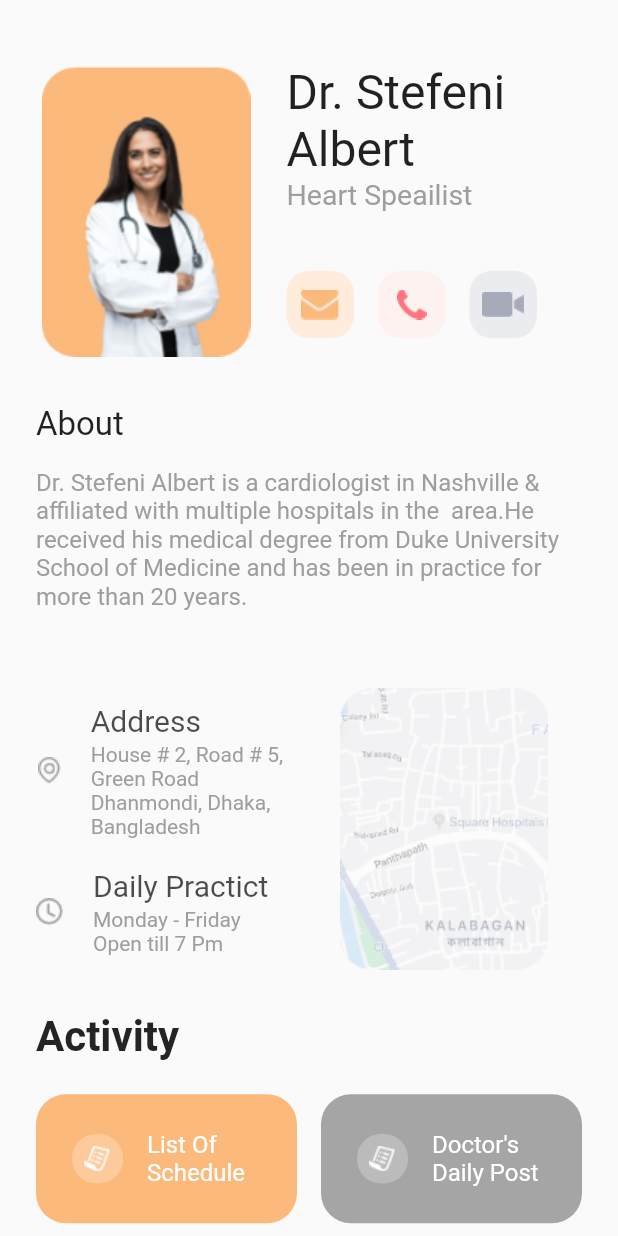
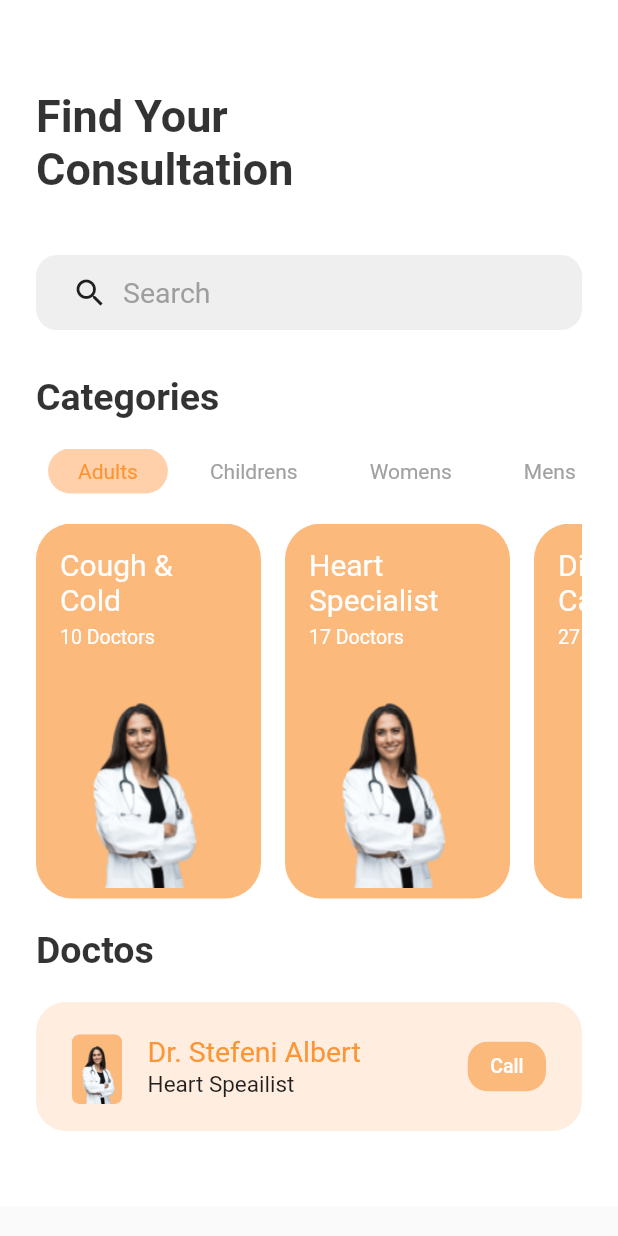
Before and after one commit to hieunn-0931/home_work, a Flutter app: the screen it shows after launch, on a phone screen of 412 x 824 dp. Run offline on Flutter 3.47's test engine with Material 2 defaults, Android fonts, the phone set to English and light mode, and no system bars.

Commit message:
HomeWork day 2

```diff
--- /dev/null
+++ b/lib/data.dart
@@ -0,0 +1,37 @@
+import 'package:flutter_app/speciality.dart';
+import 'package:flutter/cupertino.dart';
+
+List<SpecialityModel> getSpeciality(){
+
+  List<SpecialityModel> specialities = new List<SpecialityModel>();
+  SpecialityModel specialityModel = new SpecialityModel();
+
+  //1
+  specialityModel.noOfDoctors = 10;
+  specialityModel.speciality = "Cough & Cold";
+  specialityModel.imgAssetPath = "assets/doctor_pic2.png";
+  specialityModel.backgroundColor = Color(0xffFBB97C);
+  specialities.add(specialityModel);
+
+  specialityModel = new SpecialityModel();
+
+  //2
+  specialityModel.noOfDoctors = 17;
+  specialityModel.speciality = "Heart Specialist";
+  specialityModel.imgAssetPath = "assets/doctor_pic2.png";
+  specialityModel.backgroundColor = Color(0xffFBB97C);
+  specialities.add(specialityModel);
+
+  specialityModel = new SpecialityModel();
+
+  //3
+  specialityModel.noOfDoctors = 27;
+  specialityModel.speciality = "Diabetes Care";
+  specialityModel.imgAssetPath = "assets/doctor_pic2.png";
+  specialityModel.backgroundColor = Color(0xffFBB97C);
+  specialities.add(specialityModel);
+
+  specialityModel = new SpecialityModel();
+
+  return specialities;
+}
--- a/lib/doctor_info.dart
+++ b/lib/doctor_info.dart
@@ -9,9 +9,17 @@ class _DoctorsInfoState extends State<DoctorsInfo> {
   @override
   Widget build(BuildContext context) {
     return Scaffold(
+      appBar: AppBar(
+        backgroundColor: Colors.transparent,
+        elevation: 0.0,
+        brightness: Brightness.light,
+        iconTheme: IconThemeData(
+            color: Colors.black87
+        ),
+      ),
       body: SingleChildScrollView(
-        child: Padding(
-          padding: EdgeInsets.symmetric(vertical: 24, horizontal: 24),
+        child: Container(
+          padding: EdgeInsets.symmetric(horizontal: 24),
           child: Column(
             crossAxisAlignment: CrossAxisAlignment.start,
             children: <Widget>[
@@ -185,7 +193,7 @@ Open till 7 Pm''',
                             child: Text(
                               "List Of Schedule",
                               style: TextStyle(color: Colors.white,
-                                  fontSize: 16),
+                                  fontSize: 17),
                             ),
                           )
                         ],
@@ -217,7 +225,7 @@ Open till 7 Pm''',
                             child: Text(
                               "Doctor's Daily Post",
                               style: TextStyle(color: Colors.white,
-                                  fontSize: 16),
+                                  fontSize: 17),
                             ),
                           )
                         ],
--- /dev/null
+++ b/lib/home.dart
@@ -0,0 +1,246 @@
+import 'package:flutter_app/data.dart';
+import 'package:flutter_app/speciality.dart';
+import 'package:flutter_app/doctor_info.dart';
+import 'package:flutter/material.dart';
+
+String selectedCategorie= "Adults";
+
+class HomePage extends StatefulWidget {
+  @override
+  _HomePageState createState() => _HomePageState();
+}
+
+class _HomePageState extends State<HomePage> {
+
+  List<String> categories = ["Adults","Childrens","Womens","Mens"];
+
+  List<SpecialityModel> specialities;
+
+  @override
+  void initState() {
+    super.initState();
+
+    specialities = getSpeciality();
+  }
+
+  @override
+  Widget build(BuildContext context) {
+    return Scaffold(
+      drawer: Drawer(
+          child: Container()// Populate the Drawer in the next step.
+      ),
+      body: SingleChildScrollView(
+        child: Container(
+          color: Colors.white,
+          padding: EdgeInsets.symmetric(vertical: 50,horizontal: 24),
+          child: Column(
+            crossAxisAlignment: CrossAxisAlignment.start,
+            children: <Widget>[
+              SizedBox(height: 10,),
+              Text("Find Your \nConsultation", style: TextStyle(
+                  color: Colors.black87.withOpacity(0.8),
+                  fontSize: 30,
+                  fontWeight: FontWeight.w600
+              ),),
+              SizedBox(height: 40,),
+              Container(
+                padding: EdgeInsets.symmetric(horizontal: 24),
+                height: 50,
+                decoration: BoxDecoration(
+                    color: Color(0xffEFEFEF),
+                    borderRadius: BorderRadius.circular(14)
+                ),
+                child: Row(
+                  children: <Widget>[
+                    Icon(Icons.search),
+                    SizedBox(width: 10,),
+                    Text("Search", style: TextStyle(
+                        color: Colors.grey,
+                        fontSize: 19
+                    ),)
+                  ],
+                ),
+              ),
+              SizedBox(height: 30,),
+              Text("Categories", style: TextStyle(
+                  color: Colors.black87.withOpacity(0.8),
+                  fontSize: 25,
+                  fontWeight: FontWeight.w600
+              ),),
+              SizedBox(height: 20,),
+              Container(
+                height: 30,
+                child: ListView.builder(
+                    itemCount: categories.length,
+                    shrinkWrap: true,
+                    physics: ClampingScrollPhysics(),
+                    scrollDirection: Axis.horizontal,
+                    itemBuilder: (context, index){
+                      return CategorieTile(
+                        categorie: categories[index],
+                        isSelected: selectedCategorie == categories[index],
+                        context: this,
+                      );
+                    }),
+              ),
+              SizedBox(height: 20,),
+              Container(
+                height: 250,
+                child: ListView.builder(
+                    itemCount: specialities.length,
+                    shrinkWrap: true,
+                    physics: ClampingScrollPhysics(),
+                    scrollDirection: Axis.horizontal,
+                    itemBuilder: (context, index){
+                      return SpecialistTile(
+                        imgAssetPath: specialities[index].imgAssetPath,
+                        speciality: specialities[index].speciality,
+                        noOfDoctors: specialities[index].noOfDoctors,
+                        backColor: specialities[index].backgroundColor,
+                      );
+                    }),
+              ),
+              SizedBox(height: 20,),
+              Text("Doctos", style: TextStyle(
+                  color: Colors.black87.withOpacity(0.8),
+                  fontSize: 25,
+                  fontWeight: FontWeight.w600
+              ),),
+              SizedBox(height: 20,),
+              DoctorsTile()
+            ],
+          ),
+        ),
+      ),
+    );
+  }
+}
+
+class CategorieTile extends StatefulWidget {
+
+  final String categorie;
+  final bool isSelected;
+  _HomePageState context;
+  CategorieTile({this.categorie, this.isSelected,this.context});
+
+  @override
+  _CategorieTileState createState() => _CategorieTileState();
+}
+
+class _CategorieTileState extends State<CategorieTile> {
+  @override
+  Widget build(BuildContext context) {
+    return GestureDetector(
+      onTap: (){
+        widget.context.setState(() {
+          selectedCategorie = widget.categorie;
+        });
+      },
+      child: Container(
+        alignment: Alignment.center,
+        padding: EdgeInsets.symmetric(horizontal: 20),
+        margin: EdgeInsets.only(left: 8),
+        height: 30,
+        decoration: BoxDecoration(
+            color: widget.isSelected ? Color(0xffFFD0AA) : Colors.white,
+            borderRadius: BorderRadius.circular(30)
+        ),
+        child: Text(widget.categorie, style: TextStyle(
+            color: widget.isSelected ?  Color(0xffFC9535) : Color(0xffA1A1A1)
+        ),),
+      ),
+    );
+  }
+}
+
+class SpecialistTile extends StatelessWidget {
+
+  final String imgAssetPath;
+  final String speciality;
+  final int noOfDoctors;
+  final Color backColor;
+  SpecialistTile({@required this.imgAssetPath,@required this.speciality
+    ,@required this.noOfDoctors, @required this.backColor});
+
+  @override
+  Widget build(BuildContext context) {
+    return Container(
+      width: 150,
+      margin: EdgeInsets.only(right: 16),
+      decoration: BoxDecoration(
+          color: backColor,
+          borderRadius: BorderRadius.circular(24)
+      ),
+      padding: EdgeInsets.only(top: 16,right: 16,left: 16),
+      child: Column(
+        crossAxisAlignment: CrossAxisAlignment.start,
+        children: <Widget>[
+          Text(speciality, style: TextStyle(
+              color: Colors.white,
+              fontSize: 20
+          ),),
+          SizedBox(height: 6,),
+          Text("$noOfDoctors Doctors", style: TextStyle(
+              color: Colors.white,
+              fontSize: 13
+          ),),
+          Image.asset(imgAssetPath, height: 160,fit: BoxFit.fitHeight,)
+        ],
+      ),
+    );
+  }
+}
+
+class DoctorsTile extends StatelessWidget {
+  @override
+  Widget build(BuildContext context) {
+    return GestureDetector(
+      onTap: (){
+        Navigator.push(context, MaterialPageRoute(
+            builder: (context) => DoctorsInfo()
+        ));
+      },
+      child: Container(
+        decoration: BoxDecoration(
+            color: Color(0xffFFEEE0),
+            borderRadius: BorderRadius.circular(20)
+        ),
+        padding: EdgeInsets.symmetric(horizontal: 24,
+            vertical: 18),
+        child: Row(
+          children: <Widget>[
+            Image.asset("assets/doctor_pic2.png", height: 50,),
+            SizedBox(width: 17,),
+            Column(
+              crossAxisAlignment: CrossAxisAlignment.start,
+              children: <Widget>[
+                Text("Dr. Stefeni Albert", style: TextStyle(
+                    color: Color(0xffFC9535),
+                    fontSize: 19
+                ),),
+                SizedBox(height: 2,),
+                Text("Heart Speailist", style: TextStyle(
+                    fontSize: 15
+                ),)
+              ],
+            ),
+            Spacer(),
+            Container(
+              padding: EdgeInsets.symmetric(horizontal: 15,
+                  vertical: 9),
+              decoration: BoxDecoration(
+                  color: Color(0xffFBB97C),
+                  borderRadius: BorderRadius.circular(13)
+              ),
+              child: Text("Call", style: TextStyle(
+                  color: Colors.white,
+                  fontSize: 13,
+                  fontWeight: FontWeight.w500
+              ),),
+            )
+          ],
+        ),
+      ),
+    );
+  }
+}
--- a/lib/main.dart
+++ b/lib/main.dart
@@ -1,4 +1,4 @@
-import 'package:flutter_app/doctor_info.dart';
+import 'package:flutter_app/home.dart';
 import 'package:flutter/material.dart';
 
 void main() => runApp(MyApp());
@@ -13,7 +13,7 @@ class MyApp extends StatelessWidget {
       theme: ThemeData(
         primarySwatch: Colors.blue,
       ),
-      home: DoctorsInfo(),
+      home: HomePage(),
     );
   }
 }
--- /dev/null
+++ b/lib/speciality.dart
@@ -0,0 +1,10 @@
+import 'package:flutter/cupertino.dart';
+
+class SpecialityModel{
+
+  String imgAssetPath;
+  String speciality;
+  int noOfDoctors;
+  Color backgroundColor;
+  SpecialityModel({this.imgAssetPath,this.speciality,this.noOfDoctors, this.backgroundColor});
+}
```
Also changed, not shown: pubspec.lock.
